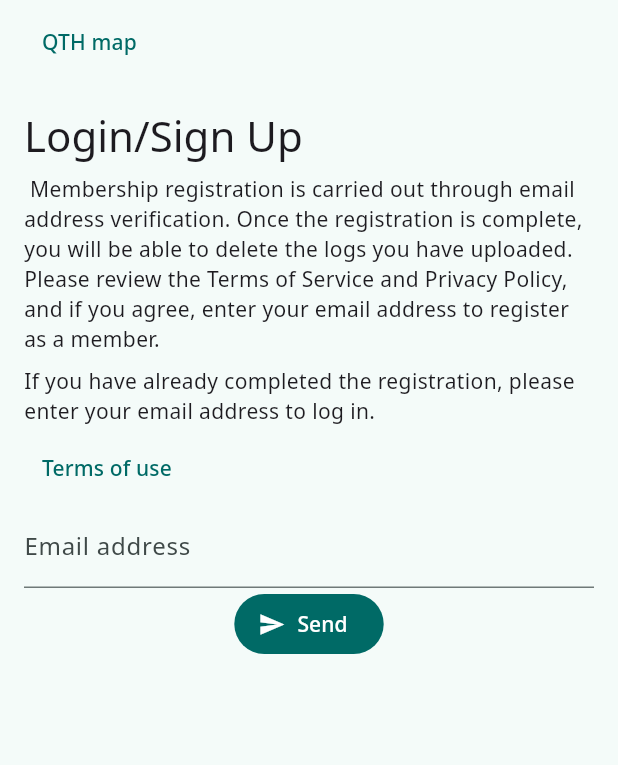
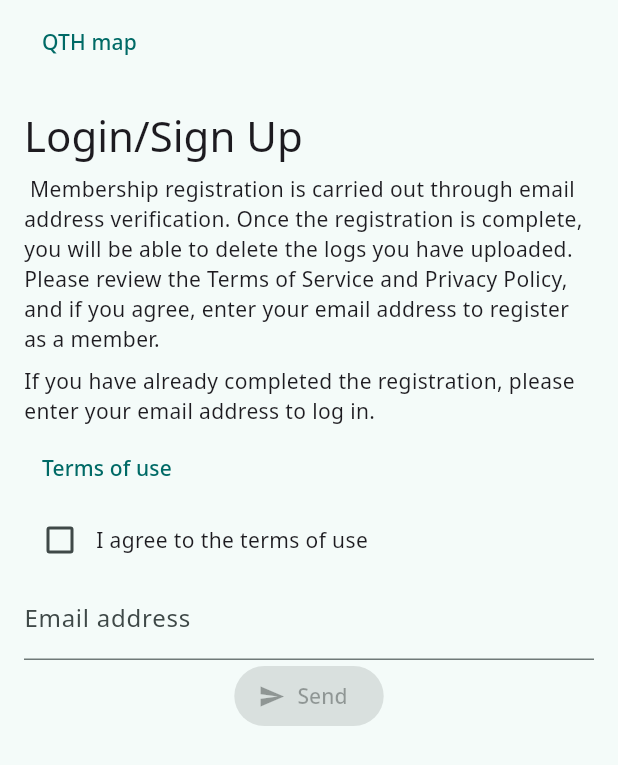
Before and after one commit to covelline/radio_qth_map, a Flutter app: the LoginScreen screen opened by its route, on a phone screen of 412 x 824 dp. Shown: the top 765 px of the screen. Run offline on Flutter 3.47's test engine with Material 3 defaults, Android fonts, the phone set to English and light mode, and no system bars; our stand-ins replace cloud_firestore, email_validator, file_picker, firebase_analytics, firebase_auth, firebase_core and 9 more; missing offline and left inert: dart:html, dart_adif; accounts and stored records are empty; generated files the repository leaves out were written again.

Commit message:
terms of use checkbox

```diff
--- a/app/radio_qth_map/lib/l10n/app_en.arb
+++ b/app/radio_qth_map/lib/l10n/app_en.arb
@@ -1,6 +1,7 @@
 {
   "about_me": "About me",
   "add_qso": "Add QSO",
+  "agree_to_terms": "I agree to the terms of use",
   "app_description": "A Radio Operation Log Mapping Tool to Visualize Your Wireless Experiences",
   "attension_display_other_callsign_message": "Please be considerate of privacy when displaying the other's callsign on the map",
   "band": "Band",
--- a/app/radio_qth_map/lib/l10n/app_ja.arb
+++ b/app/radio_qth_map/lib/l10n/app_ja.arb
@@ -1,6 +1,7 @@
 {
   "about_me": "開発・運用者",
   "add_qso": "ログを追加する",
+  "agree_to_terms": "利用規約に同意する",
   "app_description": "無線体験を可視化する運用ログマッピングツール",
   "attension_display_other_callsign_message": "相手のコールサインを地図上に表示する場合は、プライバシーに配慮してください。",
   "band": "バンド",
--- a/app/radio_qth_map/lib/screen/login_screen.dart
+++ b/app/radio_qth_map/lib/screen/login_screen.dart
@@ -111,6 +111,7 @@ class _EmailAddressFormState extends State<_EmailAddressForm> {
   final _formKey = GlobalKey<FormState>();
   final _emailFormController = TextEditingController();
   var _sendStatus = _EmailAddressSendStatus.initial;
+  var _isChecked = false;
 
   @override
   void didChangeDependencies() {
@@ -121,7 +122,22 @@ class _EmailAddressFormState extends State<_EmailAddressForm> {
   @override
   Widget build(BuildContext context) {
     final auth = context.read<AuthStateNotifier>().auth;
-    return Form(
+    return Column(
+      children: [
+        Row(
+          children: [
+            Checkbox(
+              value: _isChecked,
+              onChanged: (value) {
+                setState(() {
+                  _isChecked = value ?? false;
+                });
+              },
+            ),
+            Text(AppLocalizations.of(context)!.agree_to_terms),
+          ],
+        ),
+        Form(
             key: _formKey,
             child: ResponsiveRowColumn(
               rowSpacing: 8,
@@ -134,20 +150,23 @@ class _EmailAddressFormState extends State<_EmailAddressForm> {
                   child: TextFormField(
                     controller: _emailFormController,
                     decoration: InputDecoration(
-                    label: Text(AppLocalizations.of(context)!.mail_address)),
+                        label:
+                            Text(AppLocalizations.of(context)!.mail_address)),
                     validator: (value) {
                       final result = EmailValidator.validate(value ?? '');
                       if (result) {
                         return null;
                       }
-                  return AppLocalizations.of(context)!.enter_your_email_address;
+                      return AppLocalizations.of(context)!
+                          .enter_your_email_address;
                     },
                   ),
                 ),
                 ResponsiveRowColumnItem(
                   rowFlex: 1,
                   child: FilledButton.icon(
-                onPressed: _sendStatus == _EmailAddressSendStatus.initial
+                    onPressed: _sendStatus == _EmailAddressSendStatus.initial &&
+                            _isChecked
                         ? () async {
                             if (_formKey.currentState?.validate() == true) {
                               setState(() {
@@ -160,7 +179,8 @@ class _EmailAddressFormState extends State<_EmailAddressForm> {
                                   handleCodeInApp: true,
                                 );
                                 setState(() {
-                              _sendStatus = _EmailAddressSendStatus.completed;
+                                  _sendStatus =
+                                      _EmailAddressSendStatus.completed;
                                   widget.sendStatusChanged(_sendStatus);
                                 });
                                 await auth.sendSignInLinkToEmail(
@@ -181,7 +201,9 @@ class _EmailAddressFormState extends State<_EmailAddressForm> {
                   ),
                 )
               ],
-        ));
+            )),
+      ],
+    );
   }
 }
 
```
Lines whose indentation alone changed are shown as unchanged.
